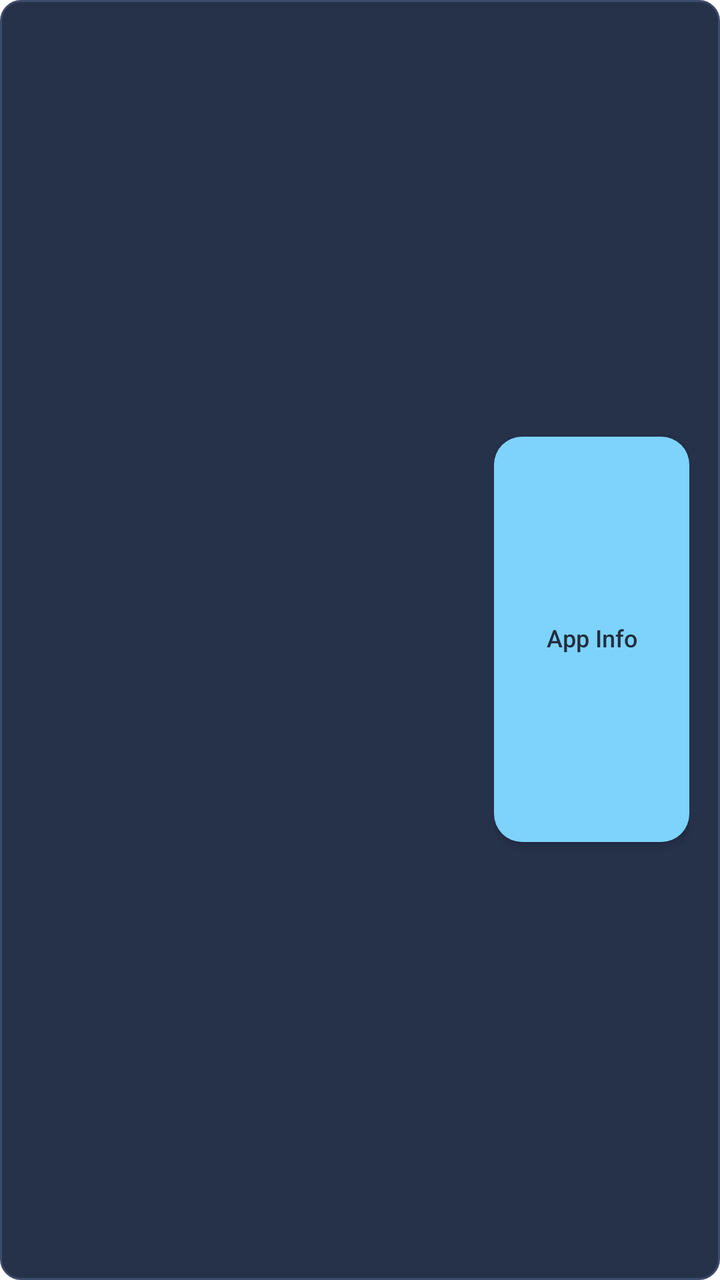
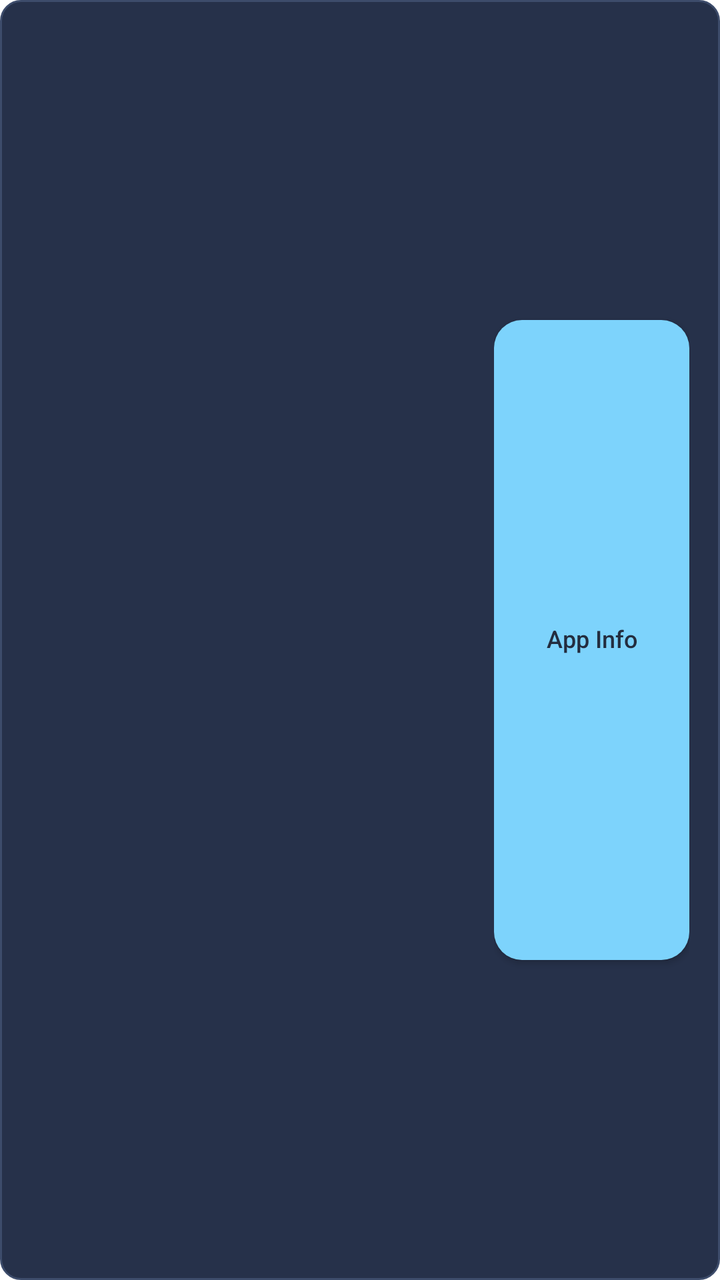

Screens rendered from an Android XML layout before and after an edit, with the pre-edit source and the edit as a unified diff.
<!-- AndroidManifest.xml: application theme Theme.NihalHome -->
<!-- res/layout/item_sms_app.xml -->
<?xml version="1.0" encoding="utf-8"?>
<LinearLayout xmlns:android="http://schemas.android.com/apk/res/android"
    android:layout_width="match_parent"
    android:layout_height="72dp"
    android:orientation="vertical"
    android:weightSum="100"
    android:background="@drawable/bg_risk_row">

    <View
        android:layout_width="match_parent"
        android:layout_height="0dp"
        android:layout_weight="18.3" />

    <LinearLayout
        android:layout_width="match_parent"
        android:layout_height="0dp"
        android:layout_weight="63.4"
        android:orientation="horizontal"
        android:weightSum="100">

        <View
            android:layout_width="0dp"
            android:layout_height="match_parent"
            android:layout_weight="4.5" />

        <ImageView
            android:id="@+id/imageSmsAppIcon"
            android:layout_width="0dp"
            android:layout_height="match_parent"
            android:layout_weight="14.5"
            android:adjustViewBounds="true"
            android:scaleType="fitCenter" />

        <LinearLayout
            android:layout_width="0dp"
            android:layout_height="match_parent"
            android:layout_weight="49.7"
            android:orientation="vertical"
            android:gravity="center_vertical">

            <TextView
                android:id="@+id/textSmsAppName"
                android:layout_width="match_parent"
                android:layout_height="wrap_content"
                android:textColor="@color/onboarding_heading"
                android:textStyle="bold"
                android:textSize="14sp"
                android:maxLines="1"
                android:ellipsize="end"
                android:includeFontPadding="false" />

            <TextView
                android:id="@+id/textSmsAppPackage"
                android:layout_width="match_parent"
                android:layout_height="wrap_content"
                android:layout_marginTop="2dp"
                android:textColor="@color/terminal_text_dim"
                android:textSize="11sp"
                android:maxLines="1"
                android:ellipsize="end"
                android:includeFontPadding="false" />

        </LinearLayout>

        <LinearLayout
            android:layout_width="0dp"
            android:layout_height="match_parent"
            android:layout_weight="27.1"
            android:orientation="vertical"
            android:weightSum="100">

            <View
                android:layout_width="match_parent"
                android:layout_height="0dp"
                android:layout_weight="25" />

            <Button
                android:id="@+id/buttonAppInfo"
                android:layout_width="match_parent"
                android:layout_height="0dp"
                android:layout_weight="50"
                android:minWidth="0dp"
                android:minHeight="0dp"
                android:paddingStart="4dp"
                android:paddingEnd="4dp"
                android:background="@drawable/bg_social_nav_button"
                android:text="@string/action_app_info"
                android:textAllCaps="false"
                android:textSize="12sp"
                android:textColor="@color/onboarding_button_text"
                android:includeFontPadding="false"
                android:elevation="0dp" />

            <View
                android:layout_width="match_parent"
                android:layout_height="0dp"
                android:layout_weight="25" />

        </LinearLayout>

        <View
            android:layout_width="0dp"
            android:layout_height="match_parent"
            android:layout_weight="4.2" />

    </LinearLayout>

    <View
        android:layout_width="match_parent"
        android:layout_height="0dp"
        android:layout_weight="18.3" />

</LinearLayout>
<!-- resources referenced by this layout -->
<resources>
  <color name="onboarding_button_text">#232D3F</color>
  <color name="onboarding_heading">#E2E8F0</color>
  <color name="terminal_text_dim">#4C7A9C</color>
  <!-- drawable bg_risk_row (drawable) -->
  <?xml version="1.0" encoding="utf-8"?>
  <ripple xmlns:android="http://schemas.android.com/apk/res/android"
      android:color="#33FFFFFF">
      <item>
          <shape android:shape="rectangle">
              <solid android:color="@color/risk_row_background" />
              <stroke
                  android:width="1dp"
                  android:color="@color/risk_row_border" />
              <corners android:radius="10dp" />
          </shape>
      </item>
  </ripple>
  <!-- drawable bg_social_nav_button (drawable) -->
  <?xml version="1.0" encoding="utf-8"?>
  <shape xmlns:android="http://schemas.android.com/apk/res/android"
      android:shape="rectangle">
      <solid android:color="@color/onboarding_accent" />
      <corners android:radius="14dp" />
  </shape>
  <string name="action_app_info">App Info</string>
  <style name="Theme.NihalHome" parent="android:Theme.Material.Light.NoActionBar">
          <item name="android:windowBackground">@android:color/white</item>
          <item name="android:statusBarColor">@android:color/white</item>
          <item name="android:navigationBarColor">@android:color/white</item>
          <item name="android:windowLightStatusBar">true</item>
      </style>
  <color name="risk_row_background">#26314A</color>
  <color name="risk_row_border">#3D4C6B</color>
  <color name="onboarding_accent">#7DD3FC</color>
</resources>

<!-- the commit's change to res/layout/item_sms_app.xml (unified diff, before → after) -->
@@ -2,39 +2,58 @@
 <LinearLayout xmlns:android="http://schemas.android.com/apk/res/android"
     android:layout_width="match_parent"
     android:layout_height="72dp"
-    android:orientation="vertical"
+    android:orientation="horizontal"
     android:weightSum="100"
     android:background="@drawable/bg_risk_row">
 
     <View
-        android:layout_width="match_parent"
-        android:layout_height="0dp"
-        android:layout_weight="18.3" />
+        android:layout_width="0dp"
+        android:layout_height="match_parent"
+        android:layout_weight="4.5" />
 
     <LinearLayout
-        android:layout_width="match_parent"
-        android:layout_height="0dp"
-        android:layout_weight="63.4"
-        android:orientation="horizontal"
+        android:layout_width="0dp"
+        android:layout_height="match_parent"
+        android:layout_weight="14.5"
+        android:orientation="vertical"
         android:weightSum="100">
 
         <View
-            android:layout_width="0dp"
-            android:layout_height="match_parent"
-            android:layout_weight="4.5" />
+            android:layout_width="match_parent"
+            android:layout_height="0dp"
+            android:layout_weight="18.3" />
 
         <ImageView
             android:id="@+id/imageSmsAppIcon"
-            android:layout_width="0dp"
-            android:layout_height="match_parent"
-            android:layout_weight="14.5"
+            android:layout_width="match_parent"
+            android:layout_height="0dp"
+            android:layout_weight="63.4"
             android:adjustViewBounds="true"
             android:scaleType="fitCenter" />
 
+        <View
+            android:layout_width="match_parent"
+            android:layout_height="0dp"
+            android:layout_weight="18.3" />
+
+    </LinearLayout>
+
+    <LinearLayout
+        android:layout_width="0dp"
+        android:layout_height="match_parent"
+        android:layout_weight="49.7"
+        android:orientation="vertical"
+        android:weightSum="100">
+
+        <View
+            android:layout_width="match_parent"
+            android:layout_height="0dp"
+            android:layout_weight="18.3" />
+
         <LinearLayout
-            android:layout_width="0dp"
-            android:layout_height="match_parent"
-            android:layout_weight="49.7"
+            android:layout_width="match_parent"
+            android:layout_height="0dp"
+            android:layout_weight="63.4"
             android:orientation="vertical"
             android:gravity="center_vertical">
 
@@ -62,52 +81,52 @@
 
         </LinearLayout>
 
-        <LinearLayout
-            android:layout_width="0dp"
-            android:layout_height="match_parent"
-            android:layout_weight="27.1"
-            android:orientation="vertical"
-            android:weightSum="100">
+        <View
+            android:layout_width="match_parent"
+            android:layout_height="0dp"
+            android:layout_weight="18.3" />
 
-            <View
-                android:layout_width="match_parent"
-                android:layout_height="0dp"
-                android:layout_weight="25" />
+    </LinearLayout>
 
-            <Button
-                android:id="@+id/buttonAppInfo"
-                android:layout_width="match_parent"
-                android:layout_height="0dp"
-                android:layout_weight="50"
-                android:minWidth="0dp"
-                android:minHeight="0dp"
-                android:paddingStart="4dp"
-                android:paddingEnd="4dp"
-                android:background="@drawable/bg_social_nav_button"
-                android:text="@string/action_app_info"
-                android:textAllCaps="false"
-                android:textSize="12sp"
-                android:textColor="@color/onboarding_button_text"
-                android:includeFontPadding="false"
-                android:elevation="0dp" />
-
-            <View
-                android:layout_width="match_parent"
-                android:layout_height="0dp"
-                android:layout_weight="25" />
-
-        </LinearLayout>
+    <LinearLayout
+        android:layout_width="0dp"
+        android:layout_height="match_parent"
+        android:layout_weight="27.1"
+        android:orientation="vertical"
+        android:weightSum="100">
 
         <View
-            android:layout_width="0dp"
-            android:layout_height="match_parent"
-            android:layout_weight="4.2" />
+            android:layout_width="match_parent"
+            android:layout_height="0dp"
+            android:layout_weight="25" />
+
+        <Button
+            android:id="@+id/buttonAppInfo"
+            android:layout_width="match_parent"
+            android:layout_height="0dp"
+            android:layout_weight="50"
+            android:minWidth="0dp"
+            android:minHeight="0dp"
+            android:paddingStart="4dp"
+            android:paddingEnd="4dp"
+            android:background="@drawable/bg_social_nav_button"
+            android:text="@string/action_app_info"
+            android:textAllCaps="false"
+            android:textSize="12sp"
+            android:textColor="@color/onboarding_button_text"
+            android:includeFontPadding="false"
+            android:elevation="0dp" />
+
+        <View
+            android:layout_width="match_parent"
+            android:layout_height="0dp"
+            android:layout_weight="25" />
 
     </LinearLayout>
 
     <View
-        android:layout_width="match_parent"
-        android:layout_height="0dp"
-        android:layout_weight="18.3" />
+        android:layout_width="0dp"
+        android:layout_height="match_parent"
+        android:layout_weight="4.2" />
 
 </LinearLayout>
